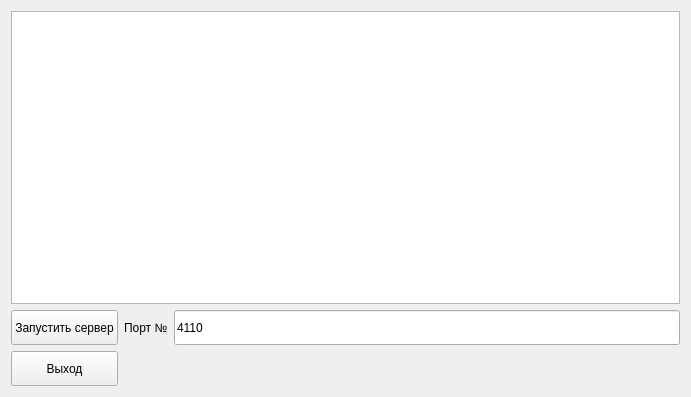
Before: the Qt Designer form QtSERVER.ui in LegSergei/QTProjectSERVER, drawn with Qt 5.
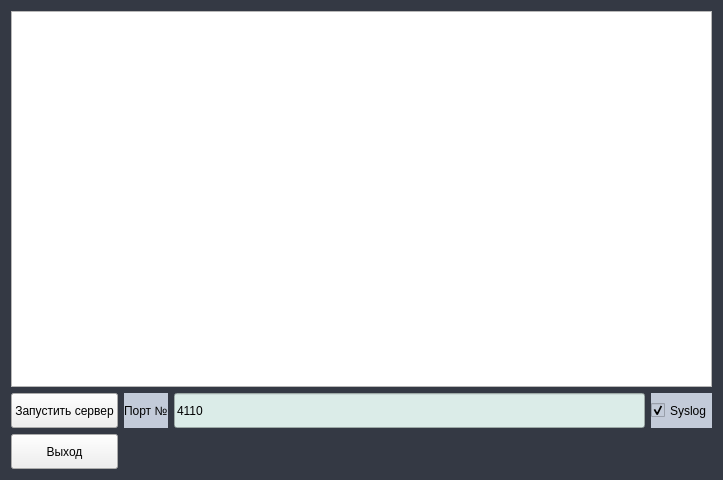
After: the same form once the commit is applied. Icons and pictures are not drawn.

```diff
--- a/QtSERVER.ui
+++ b/QtSERVER.ui
@@ -6,13 +6,18 @@
    <rect>
     <x>0</x>
     <y>0</y>
-    <width>691</width>
-    <height>397</height>
+    <width>723</width>
+    <height>480</height>
    </rect>
   </property>
   <property name="windowTitle">
    <string>QtSERVER</string>
   </property>
+  <property name="styleSheet">
+   <string notr="true">QWidget#QtSERVERClass { background-color: rgb(52, 57, 68); }</string>
+  </property>
+  <layout class="QGridLayout" name="gridLayout_2">
+   <item row="0" column="0">
   <layout class="QGridLayout" name="gridLayout">
    <item row="1" column="1">
     <widget class="QLabel" name="l_port">
@@ -45,6 +50,9 @@
        <pointsize>9</pointsize>
       </font>
      </property>
+       <property name="styleSheet">
+        <string notr="true">QPushButton { border-image: url(:/QtSERVER/images/279936-snowflake-background-3840x2160-1080p.jpg) 0 0 0 0 stretch stretch; }</string>
+       </property>
      <property name="text">
       <string>Запустить сервер</string>
      </property>
@@ -63,6 +71,9 @@
        <pointsize>9</pointsize>
       </font>
      </property>
+       <property name="styleSheet">
+        <string notr="true">QLineEdit { background-color: rgb(219, 236, 232); }</string>
+       </property>
      <property name="text">
       <string>4110</string>
      </property>
@@ -81,17 +92,70 @@
        <pointsize>9</pointsize>
       </font>
      </property>
+       <property name="styleSheet">
+        <string notr="true">QPushButton { border-image: url(:/QtSERVER/images/279936-snowflake-background-3840x2160-1080p.jpg) 0 0 0 0 stretch stretch; }</string>
+       </property>
      <property name="text">
       <string>Выход</string>
      </property>
     </widget>
    </item>
-   <item row="0" column="0" colspan="3">
+     <item row="1" column="1">
+      <widget class="QLabel" name="l_port">
+       <property name="minimumSize">
+        <size>
+         <width>0</width>
+         <height>35</height>
+        </size>
+       </property>
+       <property name="font">
+        <font>
+         <pointsize>9</pointsize>
+        </font>
+       </property>
+       <property name="styleSheet">
+        <string notr="true">QLabel{ background-color: rgb(195, 203, 217); }</string>
+       </property>
+       <property name="text">
+        <string>Порт №</string>
+       </property>
+      </widget>
+     </item>
+     <item row="1" column="3">
+      <widget class="QCheckBox" name="cb_Log">
+       <property name="minimumSize">
+        <size>
+         <width>0</width>
+         <height>35</height>
+        </size>
+       </property>
+       <property name="font">
+        <font>
+         <pointsize>9</pointsize>
+        </font>
+       </property>
+       <property name="styleSheet">
+        <string notr="true">QCheckBox{ background-color: rgb(195, 203, 217); }</string>
+       </property>
+       <property name="text">
+        <string>Syslog</string>
+       </property>
+       <property name="checked">
+        <bool>true</bool>
+       </property>
+      </widget>
+     </item>
+     <item row="0" column="0" colspan="4">
     <widget class="QPlainTextEdit" name="pte_main">
+       <property name="styleSheet">
+        <string notr="true">border-image: url(:/QtSERVER/images/502758f.jpg);</string>
+       </property>
      <property name="readOnly">
       <bool>true</bool>
      </property>
     </widget>
+     </item>
+    </layout>
    </item>
   </layout>
  </widget>
```
Left out of the diff: 20 changed lines with no effect on the pictures. Lines whose indentation alone changed are shown as unchanged.
